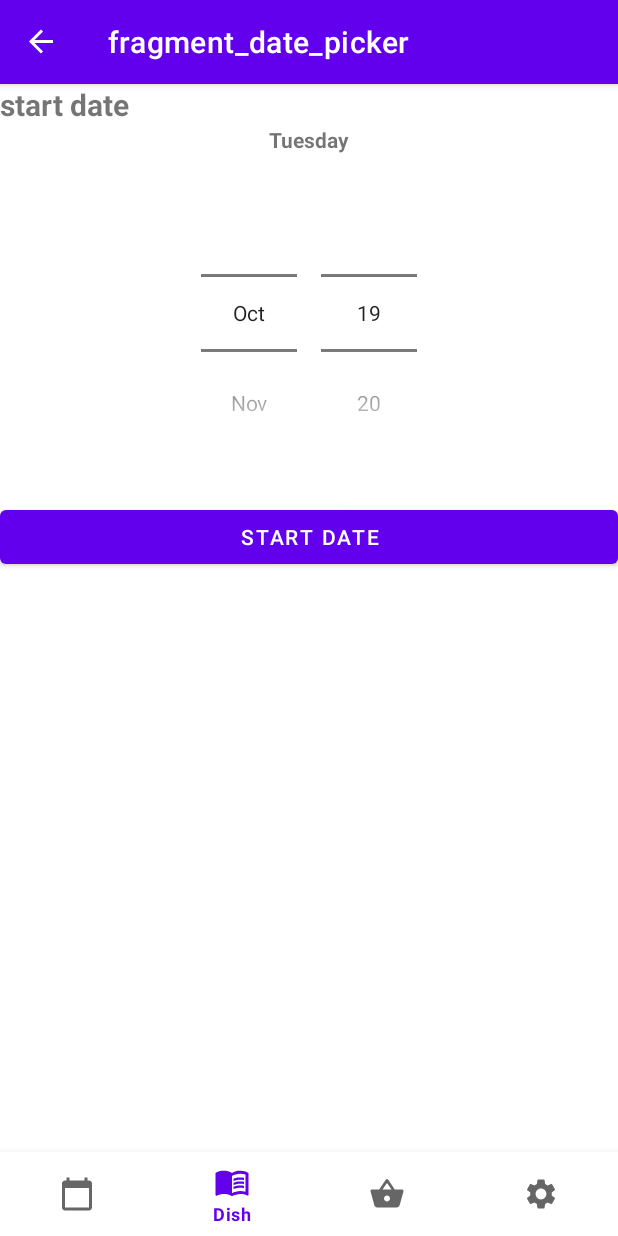
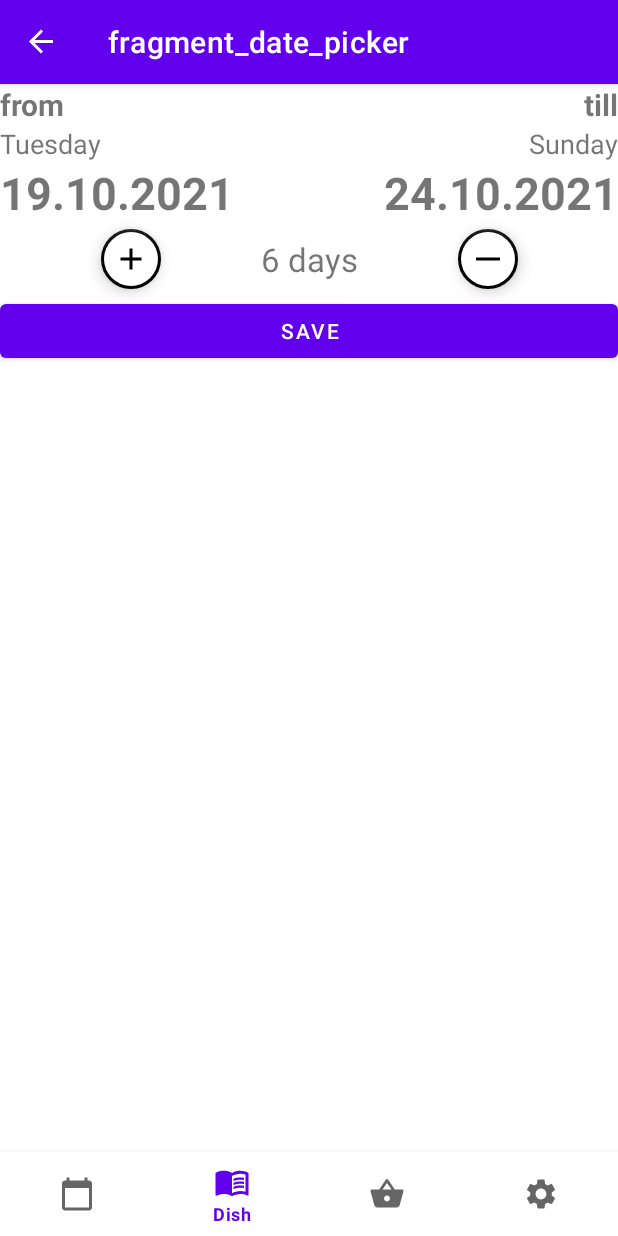
Before and after one commit to chrisbecker386/MealPlaner, an Android app: the PeriodPickerFragment screen opened through its navigation route, on a phone screen of 412 x 824 dp. Run offline under Robolectric (Android 15) with nearby library versions, the light colour scheme and no system bars; our stand-ins replace Room's generated code, navigation-ui.

Commit message:
enhanced PeriodPicker

```diff
--- a/app/src/main/java/de/writer_chris/babittmealplaner/ui/mealplaner/fragments/PeriodPickerFragment.kt
+++ b/app/src/main/java/de/writer_chris/babittmealplaner/ui/mealplaner/fragments/PeriodPickerFragment.kt
@@ -1,8 +1,9 @@
 package de.writer_chris.babittmealplaner.ui.mealplaner.fragments
 
-import android.content.res.Resources
+import android.app.DatePickerDialog
 import android.icu.util.Calendar
 import android.os.Bundle
+import android.util.Log
 import androidx.fragment.app.Fragment
 import android.view.LayoutInflater
 import android.view.View
@@ -10,19 +11,22 @@ import android.view.ViewGroup
 import androidx.fragment.app.viewModels
 import androidx.lifecycle.MutableLiveData
 import androidx.navigation.fragment.findNavController
+import com.google.android.material.dialog.MaterialAlertDialogBuilder
 import de.writer_chris.babittmealplaner.R
 import de.writer_chris.babittmealplaner.data.Repository
 import de.writer_chris.babittmealplaner.data.utility.CalendarUtil
 import de.writer_chris.babittmealplaner.databinding.FragmentPeriodPickerBinding
 import de.writer_chris.babittmealplaner.ui.mealplaner.viewmodels.PeriodPickerViewModel
 import de.writer_chris.babittmealplaner.ui.mealplaner.viewmodels.PeriodPickerViewModelFactory
+import java.time.Year
 
-enum class PeriodState { START_DATE, END_DATE, SUMMARY }
 
-const val MAX_DAYS = 24
+enum class PeriodState { CREATE, EDIT }
+
 
 class PeriodPickerFragment : Fragment() {
-    private var periodPickerState = MutableLiveData(PeriodState.START_DATE)
+    private val MAX_DAYS = 30 // max days between start and end
+    private var periodPickerState = MutableLiveData(PeriodState.CREATE)
 
     private val viewModel: PeriodPickerViewModel by viewModels {
         PeriodPickerViewModelFactory(Repository(requireContext()), null, null)
@@ -37,18 +41,11 @@ class PeriodPickerFragment : Fragment() {
         savedInstanceState: Bundle?
     ): View? {
         _binding = FragmentPeriodPickerBinding.inflate(inflater, container, false)
-        //Disabling Year View
-        val year = binding.datePicker.findViewById<View>(
-            Resources.getSystem().getIdentifier("android:id/year", null, null)
-        )
-        year.visibility = View.GONE
         return binding.root
     }
 
     override fun onViewCreated(view: View, savedInstanceState: Bundle?) {
         super.onViewCreated(view, savedInstanceState)
-
-
         periodPickerState.observe(this.viewLifecycleOwner) {
             setupByPickerState()
         }
@@ -56,128 +53,116 @@ class PeriodPickerFragment : Fragment() {
 
     private fun setupByPickerState() = run {
         when (periodPickerState.value) {
-            PeriodState.START_DATE -> {
-                setupStart()
+            PeriodState.CREATE -> {
+                createPeriod()
             }
-            PeriodState.END_DATE -> {
-                setupEnd()
+            PeriodState.EDIT -> {
+                editPeriod()
             }
             else -> {
-                setupSummary()
+                createPeriod()
             }
         }
     }
 
-    private fun setupStart() {
-        viewModel.startDate.observe(this.viewLifecycleOwner) {
+    private fun createPeriod() {
+        //OBSERVERS
+        viewModel.startDate.observe(this.viewLifecycleOwner) { it ->
             it.let {
-                binding.txtWeekday.setText(CalendarUtil.calendarToWeekdayResId(it))
+                binding.apply {
+                    txtStartDate.text = CalendarUtil.longToGermanDate(it.timeInMillis)
+                    txtWeekdayStartDay.text = getString(CalendarUtil.calendarToWeekdayResId(it))
+                }
             }
         }
+        viewModel.endDate.observe(this.viewLifecycleOwner) { it ->
+            it.let {
+                binding.apply {
+                    txtEndDate.text = CalendarUtil.longToGermanDate(it.timeInMillis)
+                    txtWeekdayEndDay.text = getString(CalendarUtil.calendarToWeekdayResId(it))
+                }
+            }
+        }
+        viewModel.daysBetween.observe(this.viewLifecycleOwner) {
+            it.let {
+                binding.txtDaysBetween.text = resources.getQuantityString(R.plurals.days, it, it)
+            }
+        }
+        //FUNCTIONALITY
+        binding.apply {
+            btnDelete.visibility = View.GONE
+            btnSetChanges.text = getString(R.string.save)
 
-        binding.apply {
-            txtInfo.text = getString(R.string.start_date)
-
-            val start =
-                viewModel.startDate.value ?: throw IllegalArgumentException("startDate is null")
-
-            datePickerMinMaxDate(start)
-
-            datePicker.updateDate(
-                start.get(Calendar.YEAR),
-                start.get(Calendar.MONTH),
-                start.get(Calendar.DAY_OF_MONTH)
-            )
-
-
-
-            datePicker.setOnDateChangedListener { _, year, monthOfYear, dayOfMonth ->
-                startDateChanged(year, monthOfYear, dayOfMonth)
+            //TODO add an date picker dialog
+            //also with the functionality of min max day
+            txtStartDate.setOnClickListener {
+                datePickerDialog(viewModel.startDate.value!!, true)
             }
-
-            btnSetChanges.text = getString(R.string.start_date)
+            txtEndDate.setOnClickListener {
+                datePickerDialog(viewModel.endDate.value!!, false)
+            }
+            //TODO add functionality plus minus a day
+            fabPlusDay.setOnClickListener { addOneDay() }
+            fabMinusDay.setOnClickListener { minusOneDay() }
 
             btnSetChanges.setOnClickListener {
-                datePicker.setOnDateChangedListener { _, _, _, _ -> }
-                periodPickerState.value = PeriodState.END_DATE
-
-            }
-
-
-        }
-    }
-
-    private fun setupEnd() {
-        val start =
-            viewModel.startDate.value ?: throw IllegalArgumentException("startDate is null")
-
-        viewModel.endDate.observe(this.viewLifecycleOwner) {
-            it.let {
-                binding.txtWeekday.setText(CalendarUtil.calendarToWeekdayResId(it))
-
-                binding.txtPeriodOfTime.text =
-                    "From ${CalendarUtil.longToGermanDate(start.timeInMillis)} till ${
-                        CalendarUtil.longToGermanDate(it.timeInMillis)
-                    }"
-            }
-        }
-
-        binding.apply {
-            txtInfo.text = getString(R.string.end_date)
-            val end =
-                viewModel.endDate.value ?: throw IllegalArgumentException("endDate is null")
-            datePickerMinMaxDate(start)
-            datePicker.updateDate(
-                end.get(Calendar.YEAR),
-                end.get(Calendar.MONTH),
-                end.get(Calendar.DAY_OF_MONTH)
-            )
-            datePicker.setOnDateChangedListener { _, year, monthOfYear, dayOfMonth ->
-                setEndDateChanged(year, monthOfYear, dayOfMonth)
-            }
-            btnSetChanges.text = getString(R.string.set_end_date)
-            btnSetChanges.setOnClickListener {
-                datePicker.setOnDateChangedListener { _, _, _, _ -> }
-                periodPickerState.value = PeriodState.SUMMARY
+                addPeriod()
+                val action =
+                    PeriodPickerFragmentDirections.actionDatePickerFragmentToNavigationMeal()
+                findNavController().navigate(action)
             }
         }
     }
 
+    private fun editPeriod() {}
 
-    private fun setupSummary() {
-        binding.apply {
-            txtInfo.text = getString(R.string.summary)
-            val start = viewModel.startDate.value
-                ?: throw IllegalArgumentException("PeriodPickerFragment shit happens")
-            val end = viewModel.endDate.value
-                ?: throw IllegalArgumentException("PeriodPickerFragment shit happens")
+    //returns an list [min, max] as date boarders
+    private fun datePickerMinMaxDate(): List<Long> {
+        val today = Calendar.getInstance()
+        val tempDate = Calendar.getInstance()
+        tempDate.add(Calendar.DATE, MAX_DAYS)
+        //first min second max
+        return listOf(today.timeInMillis, tempDate.timeInMillis)
+    }
 
-            txtPeriodOfTime.text =
-                "From ${CalendarUtil.longToGermanDate(start.timeInMillis)} till ${
-                    CalendarUtil.longToGermanDate(end.timeInMillis)
-                }"
-            datePicker.visibility = View.GONE
-            txtPeriodOfTime.text
-            btnSetChanges.text = getString(R.string.save)
-            btnSetChanges.setOnClickListener {
-                addPeriod()
-                val action =
-                    PeriodPickerFragmentDirections.actionDatePickerFragmentToNavigationMeal()
-                this@PeriodPickerFragment.findNavController().navigate(action)
-            }
+    private fun datePickerDialog(targetDate: Calendar, isStartDate: Boolean) {
+        val c = targetDate
+        val year = c.get(Calendar.YEAR)
+        val month = c.get(Calendar.MONTH)
+        val day = c.get(Calendar.DAY_OF_MONTH)
+
+        val minMaxDate = datePickerMinMaxDate()
+
+        val dpd =
+            DatePickerDialog(
+                this.requireActivity(),
+                { _, year, monthOfYear, dayOfMonth ->
+                    if (isStartDate) {
+                        setStartDateChanged(year, monthOfYear, dayOfMonth)
+                    } else {
+                        setEndDateChanged(year, monthOfYear, dayOfMonth)
+                    }
+                },
+                year,
+                month,
+                day
+            )
+
+
+        if (isStartDate) {
+            //startDate only needs an minDate
+            dpd.datePicker.minDate = minMaxDate[0]
+        } else {
+            //endDate depends from the start, that is why endDate has a min and max value
+            dpd.datePicker.minDate = minMaxDate[0]
+            dpd.datePicker.maxDate = minMaxDate[1]
         }
 
+        dpd.show()
     }
 
-    private fun datePickerMinMaxDate(minDate: Calendar) {
-        val tempDate = Calendar.getInstance()
-        tempDate.timeInMillis = minDate.timeInMillis
-        tempDate.add(Calendar.DATE, MAX_DAYS)
-        binding.datePicker.maxDate = tempDate.timeInMillis
-        binding.datePicker.minDate = minDate.timeInMillis
-    }
 
-    private fun startDateChanged(year: Int, monthOfYear: Int, dayOfMonth: Int) {
+    private fun setStartDateChanged(year: Int, monthOfYear: Int, dayOfMonth: Int) {
         val cal = Calendar.getInstance()
         cal.set(year, monthOfYear, dayOfMonth)
         viewModel.setStartDate(cal)
@@ -189,6 +174,63 @@ class PeriodPickerFragment : Fragment() {
         viewModel.setEndDate(cal)
     }
 
+    private fun addOneDay() {
+        val start = Calendar.getInstance()
+        start.timeInMillis = viewModel.startDate.value?.timeInMillis
+            ?: throw IllegalArgumentException("startDate is null")
+
+        start.add(Calendar.DAY_OF_YEAR, MAX_DAYS)
+        val end = Calendar.getInstance()
+        end.timeInMillis = viewModel.endDate.value?.timeInMillis
+            ?: throw IllegalArgumentException("endDate is null")
+
+        end.add(Calendar.DAY_OF_YEAR, 1)
+
+
+        if (end.timeInMillis > start.timeInMillis) {
+            showInformationDialog()
+        } else {
+            setEndDateChanged(
+                end.get(Calendar.YEAR),
+                end.get(Calendar.MONTH),
+                end.get(Calendar.DAY_OF_MONTH)
+            )
+        }
+
+    }
+
+    private fun minusOneDay() {
+        val start = Calendar.getInstance()
+        start.timeInMillis = viewModel.startDate.value?.timeInMillis
+            ?: throw IllegalArgumentException("startDate is null")
+
+        val end = Calendar.getInstance()
+        end.timeInMillis = viewModel.endDate.value?.timeInMillis
+            ?: throw IllegalArgumentException("endDate is null")
+
+        end.add(Calendar.DAY_OF_YEAR, -1)
+
+
+        if (end.timeInMillis <= start.timeInMillis) {
+            showInformationDialog()
+        } else {
+            setEndDateChanged(
+                end.get(Calendar.YEAR),
+                end.get(Calendar.MONTH),
+                end.get(Calendar.DAY_OF_MONTH)
+            )
+        }
+    }
+
+    private fun showInformationDialog() {
+        MaterialAlertDialogBuilder(requireContext())
+            .setTitle(getString(R.string.dialog_inforamtion_title))
+            .setMessage(getString(R.string.information_text))
+            .setCancelable(false)
+            .setPositiveButton(getString(R.string.ok)) { _, _ -> }
+            .show()
+    }
+
     private fun addPeriod() {
         viewModel.addPeriod()
     }
@@ -198,5 +240,4 @@ class PeriodPickerFragment : Fragment() {
         _binding = null
     }
 
-
 }
--- a/app/src/main/java/de/writer_chris/babittmealplaner/ui/mealplaner/viewmodels/PeriodPickerViewModel.kt
+++ b/app/src/main/java/de/writer_chris/babittmealplaner/ui/mealplaner/viewmodels/PeriodPickerViewModel.kt
@@ -1,6 +1,7 @@
 package de.writer_chris.babittmealplaner.ui.mealplaner.viewmodels
 
 import android.icu.util.Calendar
+import android.util.Log
 import androidx.lifecycle.*
 import de.writer_chris.babittmealplaner.data.Repository
 import de.writer_chris.babittmealplaner.data.entities.Meal
@@ -22,6 +23,20 @@ class PeriodPickerViewModel(
     val endDate: LiveData<Calendar> get() = _endDate
     private val dayDish = listOf("breakfast", "lunch", "dinner")
 
+    val daysBetween = PairMediatorLiveData(_startDate, _endDate).switchMap {
+        val startMillis = it.first?.timeInMillis
+            ?: throw IllegalArgumentException("$LOG insertMealsForPeriod() - endMillis null")
+        val endMillis = it.second?.timeInMillis
+            ?: throw IllegalArgumentException("$LOG insertMealsForPeriod() - endMillis null")
+
+        val diffMillis = endMillis.minus(startMillis)
+        val cal = Calendar.getInstance()
+        cal.timeInMillis = diffMillis
+
+        return@switchMap liveData { emit(cal.get(Calendar.DAY_OF_YEAR)) }
+    }
+
+
     init {
         if (initStartDate == null) {
             _startDate.value = defaultStartDate()
@@ -33,7 +48,6 @@ class PeriodPickerViewModel(
         } else {
             _endDate.value = initEndDate
         }
-
     }
 
 
@@ -90,6 +104,10 @@ class PeriodPickerViewModel(
     }
 
 
+    private fun getDaysBetweenLive(): LiveData<Int> {
+        return liveData<Int> { emit(getDaysBetweenStartAndEnd()) }
+    }
+
     fun addPeriod() {
         val start: Long =
             startDate.value?.timeInMillis
@@ -104,10 +122,21 @@ class PeriodPickerViewModel(
     }
 
     fun setStartDate(calendar: Calendar) {
+        val end =
+            endDate.value ?: throw IllegalArgumentException("$LOG setStartDate - endDate is null")
+        if (calendar.timeInMillis >= end.timeInMillis) {
+            _endDate.value = calendar
+        }
         _startDate.value = calendar
+
     }
 
     fun setEndDate(calendar: Calendar) {
+        val start =
+            startDate.value ?: throw IllegalArgumentException("$LOG setEndDate - startDate is null")
+        if (calendar.timeInMillis <= start.timeInMillis) {
+            _startDate.value = calendar
+        }
         _endDate.value = calendar
     }
 }
@@ -126,3 +155,15 @@ class PeriodPickerViewModelFactory(
 
     }
 }
+
+class PairMediatorLiveData<F, S>(firstLiveData: LiveData<F>, secondLiveData: LiveData<S>) :
+    MediatorLiveData<Pair<F?, S?>>() {
+    init {
+        addSource(firstLiveData) { firstLiveDataValue: F ->
+            value = firstLiveDataValue to secondLiveData.value
+        }
+        addSource(secondLiveData) { secondLiveDataValue: S ->
+            value = firstLiveData.value to secondLiveDataValue
+        }
+    }
+}
--- /dev/null
+++ b/app/src/main/res/drawable/ic_minus_symb_24.xml
@@ -0,0 +1,11 @@
+<vector xmlns:android="http://schemas.android.com/apk/res/android"
+    android:width="24dp"
+    android:height="24dp"
+    android:viewportWidth="24"
+    android:viewportHeight="24"
+    android:tint="?attr/colorControlNormal">
+  <path
+      android:fillColor="@android:color/white"
+      android:pathData="M4,11h16v2h-16z"
+      android:fillType="evenOdd"/>
+</vector>
--- a/app/src/main/res/layout/fragment_period_picker.xml
+++ b/app/src/main/res/layout/fragment_period_picker.xml
@@ -7,53 +7,121 @@
     tools:context=".ui.mealplaner.fragments.PeriodPickerFragment">
 
     <TextView
-        android:id="@+id/txt_info"
-        android:layout_width="match_parent"
+        android:id="@+id/txt_headline_start_date"
+        android:layout_width="wrap_content"
         android:layout_height="wrap_content"
+        android:text="@string/from"
         android:textSize="20sp"
         android:textStyle="bold"
         app:layout_constraintStart_toStartOf="parent"
-        app:layout_constraintTop_toTopOf="parent"
-        tools:text="StartDate" />
+        app:layout_constraintTop_toTopOf="parent" />
+
+    <TextView
+        android:id="@+id/txt_headline_end_date"
+        android:layout_width="wrap_content"
+        android:layout_height="wrap_content"
+        android:text="@string/till"
+        android:textSize="20sp"
+        android:textStyle="bold"
+        app:layout_constraintEnd_toEndOf="parent"
+        app:layout_constraintTop_toTopOf="parent" />
+
+    <TextView
+        android:id="@+id/txt_weekday_start_day"
+        android:layout_width="wrap_content"
+        android:layout_height="wrap_content"
+        android:textSize="18sp"
+        app:layout_constraintStart_toStartOf="parent"
+        app:layout_constraintTop_toBottomOf="@+id/txt_headline_start_date"
+        tools:text="@string/monday" />
+
+    <TextView
+        android:id="@+id/txt_start_date"
+        android:layout_width="wrap_content"
+        android:layout_height="wrap_content"
+        android:textSize="30sp"
+        android:textStyle="bold"
+        app:layout_constraintStart_toStartOf="parent"
+        app:layout_constraintTop_toBottomOf="@+id/txt_weekday_start_day"
+        tools:text="2.1.1984" />
+
+    <TextView
+        android:id="@+id/txt_weekday_end_day"
+        android:layout_width="wrap_content"
+        android:layout_height="wrap_content"
+        android:textSize="18sp"
+        app:layout_constraintEnd_toEndOf="parent"
+        app:layout_constraintTop_toBottomOf="@+id/txt_headline_end_date"
+        tools:text="@string/friday" />
 
 
     <TextView
-        android:id="@+id/txt_weekday"
+        android:id="@+id/txt_end_date"
         android:layout_width="wrap_content"
         android:layout_height="wrap_content"
+        android:textSize="30sp"
         android:textStyle="bold"
         app:layout_constraintEnd_toEndOf="parent"
-        app:layout_constraintStart_toStartOf="parent"
-        app:layout_constraintTop_toBottomOf="@+id/txt_info"
-        tools:text="today" />
+        app:layout_constraintTop_toBottomOf="@+id/txt_weekday_end_day"
+        tools:text="30.5.1984" />
 
-    <DatePicker
-        android:id="@+id/date_picker"
+    <com.google.android.material.floatingactionbutton.FloatingActionButton
+        android:id="@+id/fab_plus_day"
         android:layout_width="wrap_content"
         android:layout_height="wrap_content"
-        android:layout_marginBottom="16dp"
-        android:calendarViewShown="false"
-        android:datePickerMode="spinner"
+        android:backgroundTint="@color/white"
+        android:contentDescription="Plus a day"
+        android:src="@drawable/ic_add_symb_24"
+        android:tint="@color/white"
+        app:backgroundTint="@color/black"
+        app:borderWidth="2dp"
+        app:fabSize="mini"
+        app:layout_constraintEnd_toStartOf="@+id/txt_days_between"
+        app:layout_constraintStart_toStartOf="parent"
+        app:layout_constraintTop_toBottomOf="@+id/txt_start_date" />
 
+
+    <TextView
+        android:id="@+id/txt_days_between"
+        android:layout_width="wrap_content"
+        android:layout_height="wrap_content"
+        android:textSize="22sp"
+        app:layout_constraintBottom_toTopOf="@+id/btn_set_changes"
         app:layout_constraintEnd_toEndOf="parent"
         app:layout_constraintStart_toStartOf="parent"
-        app:layout_constraintTop_toBottomOf="@+id/txt_weekday" />
+        app:layout_constraintTop_toBottomOf="@+id/txt_start_date"
+        tools:text="7 days" />
 
-    <TextView
-        android:id="@+id/txt_period_of_time"
+    <com.google.android.material.floatingactionbutton.FloatingActionButton
+        android:id="@+id/fab_minus_day"
         android:layout_width="wrap_content"
         android:layout_height="wrap_content"
-        android:textStyle="bold"
+        android:backgroundTint="@color/white"
+        android:contentDescription="Minus a day"
+        android:src="@drawable/ic_minus_symb_24"
+        android:tint="@color/white"
+        app:backgroundTint="@color/black"
+        app:borderWidth="2dp"
+        app:fabSize="mini"
         app:layout_constraintEnd_toEndOf="parent"
-        app:layout_constraintStart_toStartOf="parent"
-        app:layout_constraintTop_toBottomOf="@+id/date_picker"
-        tools:text="From Mon 2. Jan - Sun 30. May 1984" />
+        app:layout_constraintStart_toEndOf="@+id/txt_days_between"
+        app:layout_constraintTop_toBottomOf="@+id/txt_end_date" />
+
 
     <Button
         android:id="@+id/btn_set_changes"
         android:layout_width="match_parent"
         android:layout_height="wrap_content"
-        android:text="@string/save"
-        app:layout_constraintTop_toBottomOf="@+id/txt_period_of_time" />
+        app:layout_constraintEnd_toEndOf="parent"
+        app:layout_constraintStart_toStartOf="parent"
+        app:layout_constraintTop_toBottomOf="@+id/fab_plus_day"
+        tools:text="@string/save" />
+
+    <Button
+        android:id="@+id/btn_delete"
+        android:layout_width="match_parent"
+        android:layout_height="wrap_content"
+        app:layout_constraintTop_toBottomOf="@+id/btn_set_changes"
+        tools:text="@string/delete" />
 
 </androidx.constraintlayout.widget.ConstraintLayout>
--- a/app/src/main/res/values/strings.xml
+++ b/app/src/main/res/values/strings.xml
@@ -31,6 +31,14 @@
     <string name="start_date">start date</string>
     <string name="end_date">end date</string>
     <string name="summary">summary</string>
-
+    <string name="till">till</string>
+    <string name="from">from</string>
+    <string name="dialog_inforamtion_title">Information</string>
+    <string name="information_text">A mealplan has minimal 1 day and maximal 31 days</string>
+    <string name="ok">ok</string>
+    <plurals name="days">
+        <item quantity="one">%d day</item>
+        <item quantity="other">%d days</item>
+    </plurals>
 
 </resources>
```
